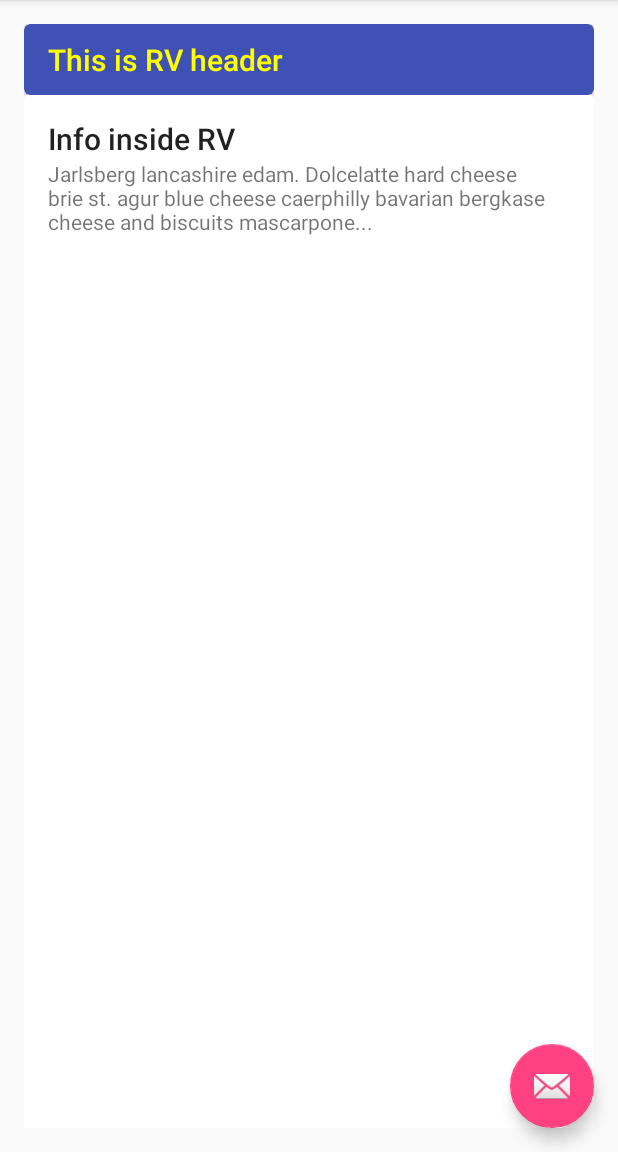
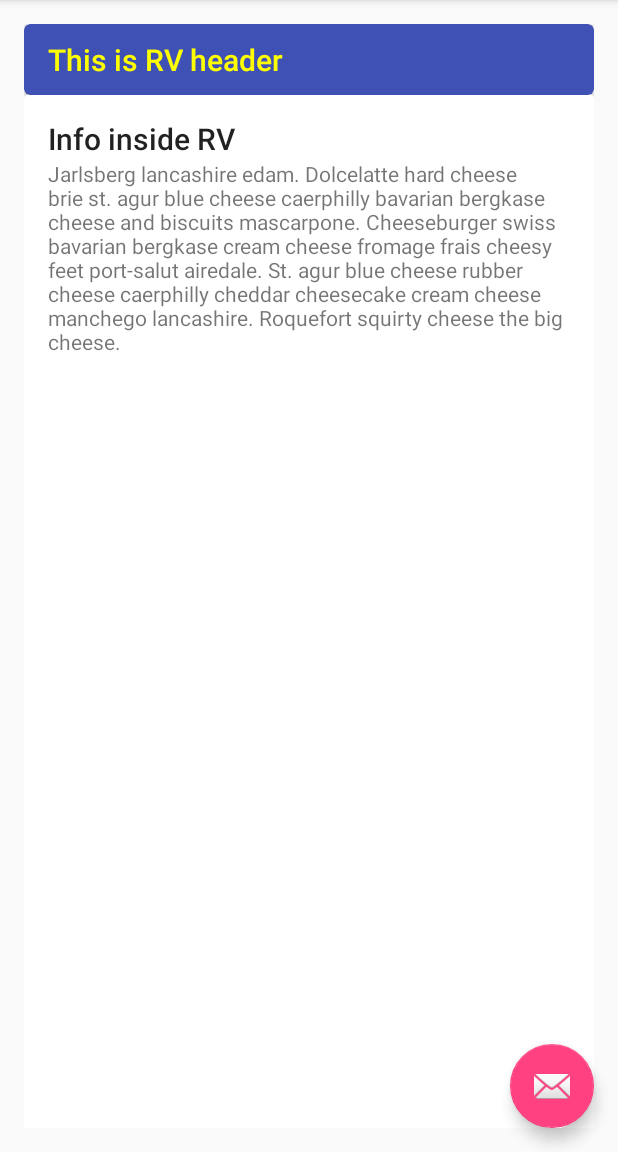
Before and after one commit to ngocchung/NestedScrollView, an Android app: the screen it shows after launch (MainActivity), on a phone screen of 412 x 824 dp, the part 84-1236 px from its top. Run offline under Robolectric (Android 15) with nearby library versions, the phone set to English and light mode, and no system bars; 2 statements that could not run were skipped.

Commit message:
Update code
Update code

```diff
--- a/app/src/main/java/com/example/nestedscrollview/MainActivity.java
+++ b/app/src/main/java/com/example/nestedscrollview/MainActivity.java
@@ -39,14 +39,14 @@ public class MainActivity extends AppCompatActivity {
         RecyclerViewAdapter recyclerViewAdapter = new RecyclerViewAdapter(true); // true: with header
         RecyclerView recyclerView = (RecyclerView) findViewById(R.id.recyclerview);
         // recyclerView.setLayoutManager(new LinearLayoutManager(this));
-        // final CustomLinearLayoutManager layoutManager = new CustomLinearLayoutManager(this, LinearLayoutManager.VERTICAL, false);
+        final CustomLinearLayoutManager layoutManager = new CustomLinearLayoutManager(this, LinearLayoutManager.VERTICAL, false);
         // final LinearLayoutManager layoutManager = new LinearLayoutManager(this);
         // layoutManager = new LinearLayoutManager(this);
-        final MyLinearLayoutManager layoutManager = new MyLinearLayoutManager(this, LinearLayoutManager.VERTICAL, false, getScreenHeight(this));
+        //final MyLinearLayoutManager layoutManager = new MyLinearLayoutManager(this, LinearLayoutManager.VERTICAL, false, getScreenHeight(this));
         recyclerView.setLayoutManager(layoutManager);
         recyclerView.setAdapter(recyclerViewAdapter);
 
-        recyclerView.setNestedScrollingEnabled(false); // Disables scrolling for RecyclerView
+        recyclerView.setNestedScrollingEnabled(false); // Disables scrolling for RecyclerView, CustomLinearLayoutManager used instead of MyLinearLayoutManager
         // recyclerView.setHasFixedSize(false);
 
         recyclerView.addOnScrollListener(new RecyclerView.OnScrollListener() {
--- a/app/src/main/res/values/strings.xml
+++ b/app/src/main/res/values/strings.xml
@@ -3,5 +3,8 @@
     <string name="action_settings">Settings</string>
 
     <string name="cheese_ipsum">Jarlsberg lancashire edam. Dolcelatte hard cheese brie st. agur blue
-    cheese caerphilly bavarian bergkase cheese and biscuits mascarpone...</string>
+    cheese caerphilly bavarian bergkase cheese and biscuits mascarpone. Cheeseburger swiss bavarian
+    bergkase cream cheese fromage frais cheesy feet port-salut airedale. St. agur blue cheese rubber
+    cheese caerphilly cheddar cheesecake cream cheese manchego lancashire. Roquefort squirty cheese
+    the big cheese.</string>
 </resources>
```
